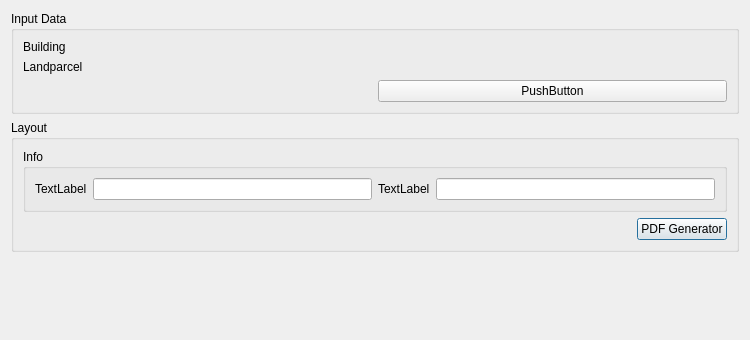
The window that 03_Exercise_2/exercise_2/layout_generator/layout_generator_dialog_base.ui (Hamidrezaostadabbas/FOSS4G_Asia_2023) describes before a commit, drawn with Qt 5.
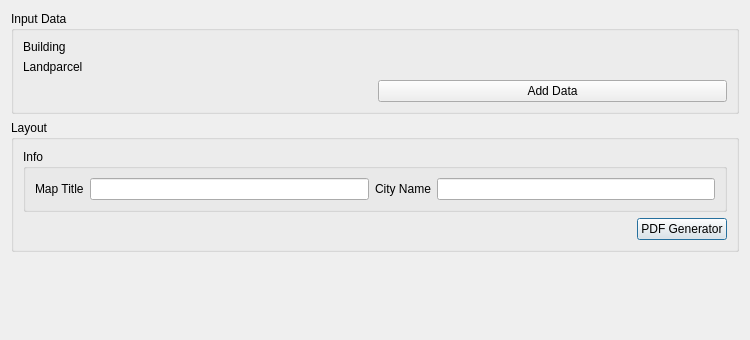
The same window after the commit. Custom widgets are drawn as their Qt base class.

Commit message: rename pyqt objects; add button func

Patch:
```diff
--- a/03_Exercise_2/exercise_2/layout_generator/layout_generator_dialog_base.ui
+++ b/03_Exercise_2/exercise_2/layout_generator/layout_generator_dialog_base.ui
@@ -67,14 +67,14 @@
          <item row="0" column="0">
           <widget class="QLabel" name="label_3">
            <property name="text">
-            <string>TextLabel</string>
+            <string>Map Title</string>
            </property>
           </widget>
          </item>
          <item row="0" column="2">
           <widget class="QLabel" name="label_4">
            <property name="text">
-            <string>TextLabel</string>
+            <string>City Name</string>
            </property>
           </widget>
          </item>
@@ -122,7 +122,7 @@
       <item row="2" column="2">
        <widget class="QPushButton" name="pushButton">
         <property name="text">
-         <string>PushButton</string>
+         <string>Add Data</string>
         </property>
        </widget>
       </item>
```
Left out of the diff: 24 changed lines with no effect on the pictures. The commit also changes 1 other file.
